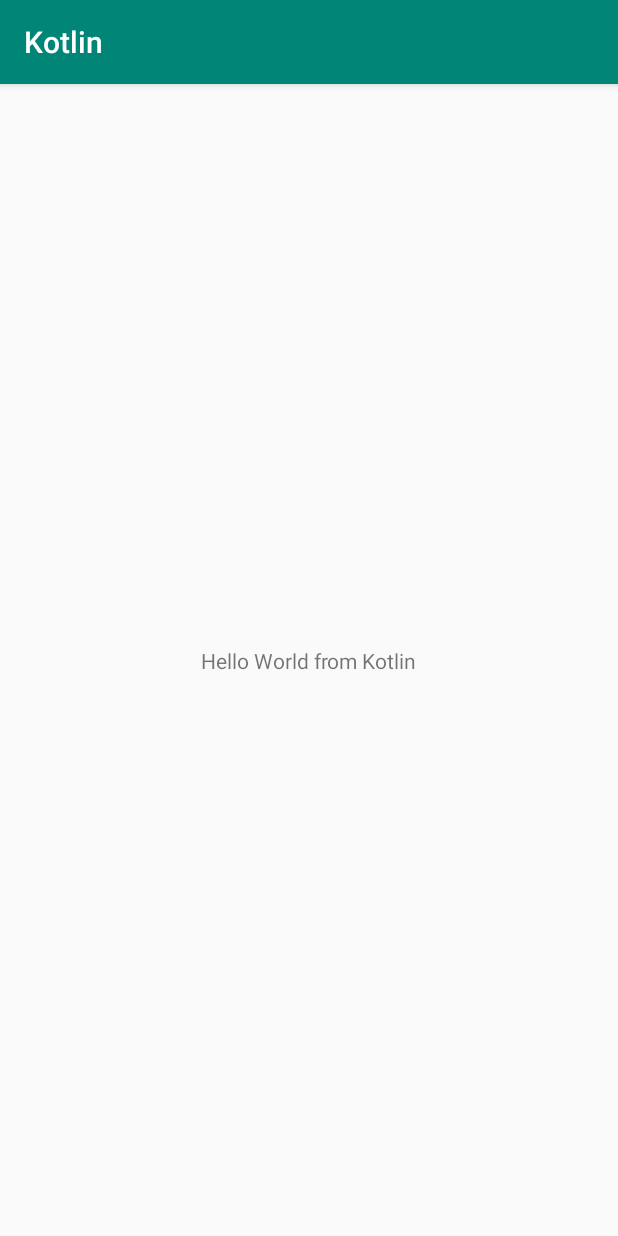
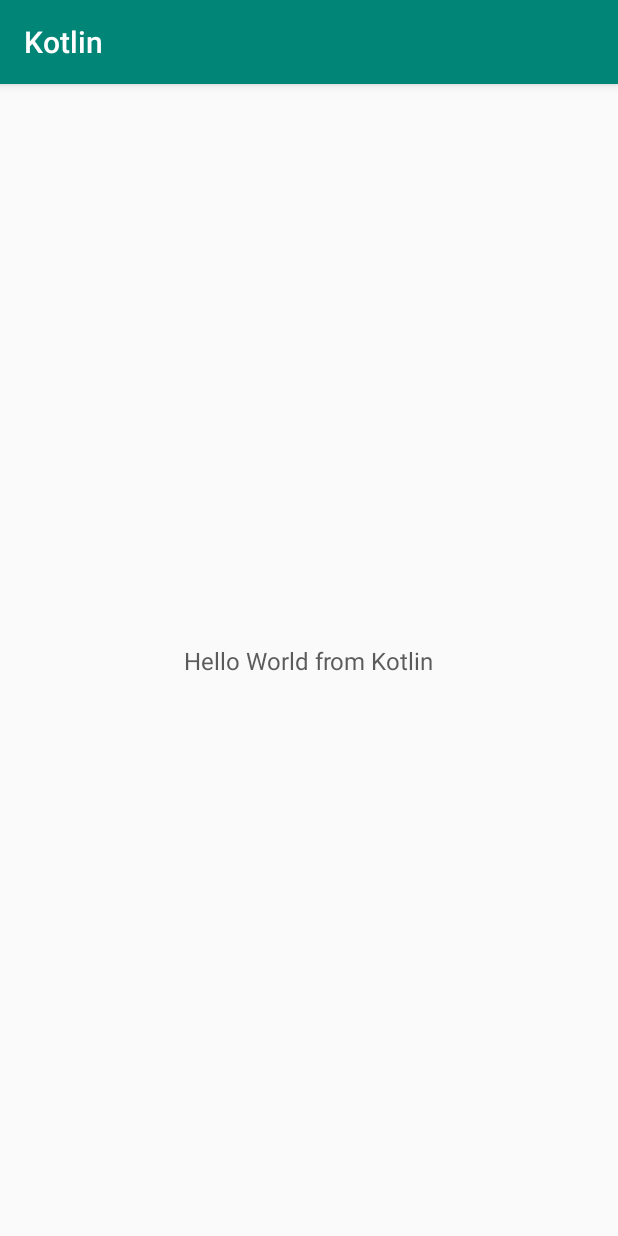
Before and after one commit to amdzines/HelloAndroid, an Android app: the screen it shows after launch (MainActivity), on a phone screen of 412 x 824 dp. Run offline under Robolectric (Android 15) with nearby library versions, the phone set to English and light mode, and no system bars.

Commit message:
changed colors and font size

```diff
--- a/HelloWorld/app/src/main/res/layout/activity_main.xml
+++ b/HelloWorld/app/src/main/res/layout/activity_main.xml
@@ -10,6 +10,9 @@
         android:layout_width="wrap_content"
         android:layout_height="wrap_content"
         android:text="@string/message"
+        android:fontFamily="sans-serif"
+        android:textColor="@color/colorAccent"
+        android:textSize="24sp"
         app:layout_constraintBottom_toBottomOf="parent"
         app:layout_constraintLeft_toLeftOf="parent"
         app:layout_constraintRight_toRightOf="parent"
--- a/HelloWorldKotlin/app/src/main/res/layout/activity_main.xml
+++ b/HelloWorldKotlin/app/src/main/res/layout/activity_main.xml
@@ -11,6 +11,8 @@
             android:layout_width="wrap_content"
             android:layout_height="wrap_content"
             android:text="@string/message"
+            android:textSize="16sp"
+            android:textColor="#CC333333"
             app:layout_constraintBottom_toBottomOf="parent"
             app:layout_constraintLeft_toLeftOf="parent"
             app:layout_constraintRight_toRightOf="parent"
```
